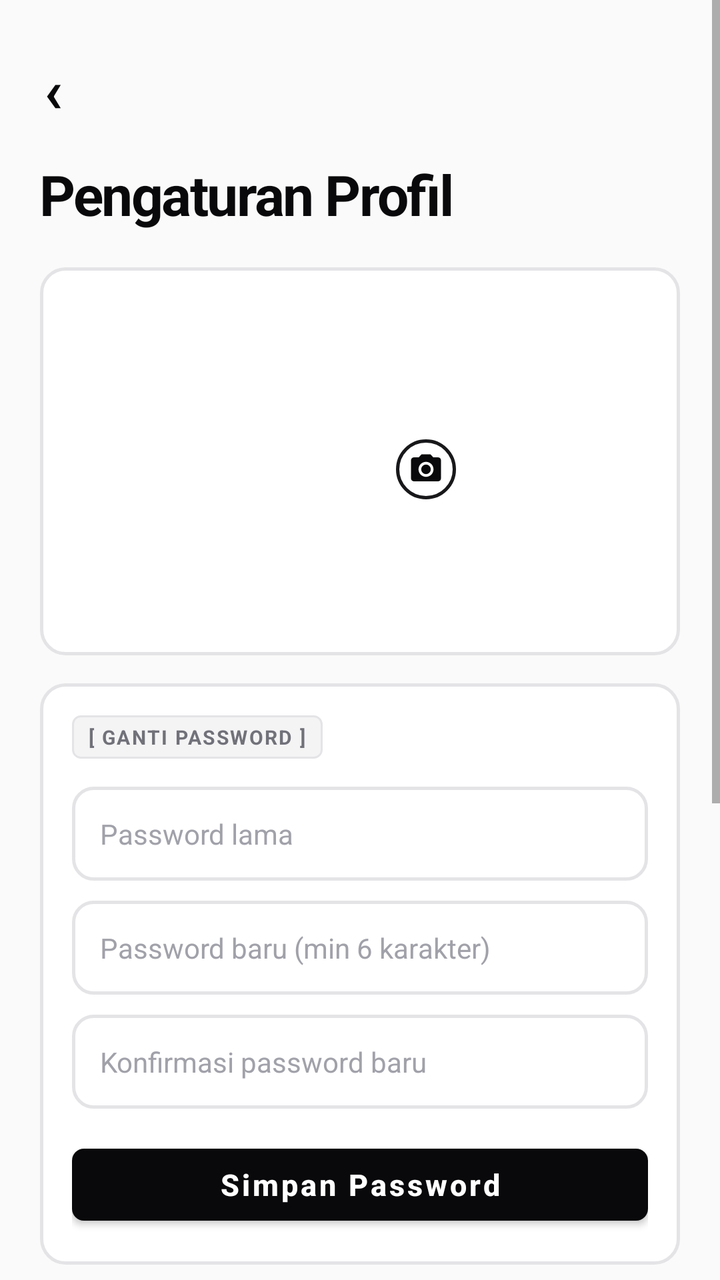
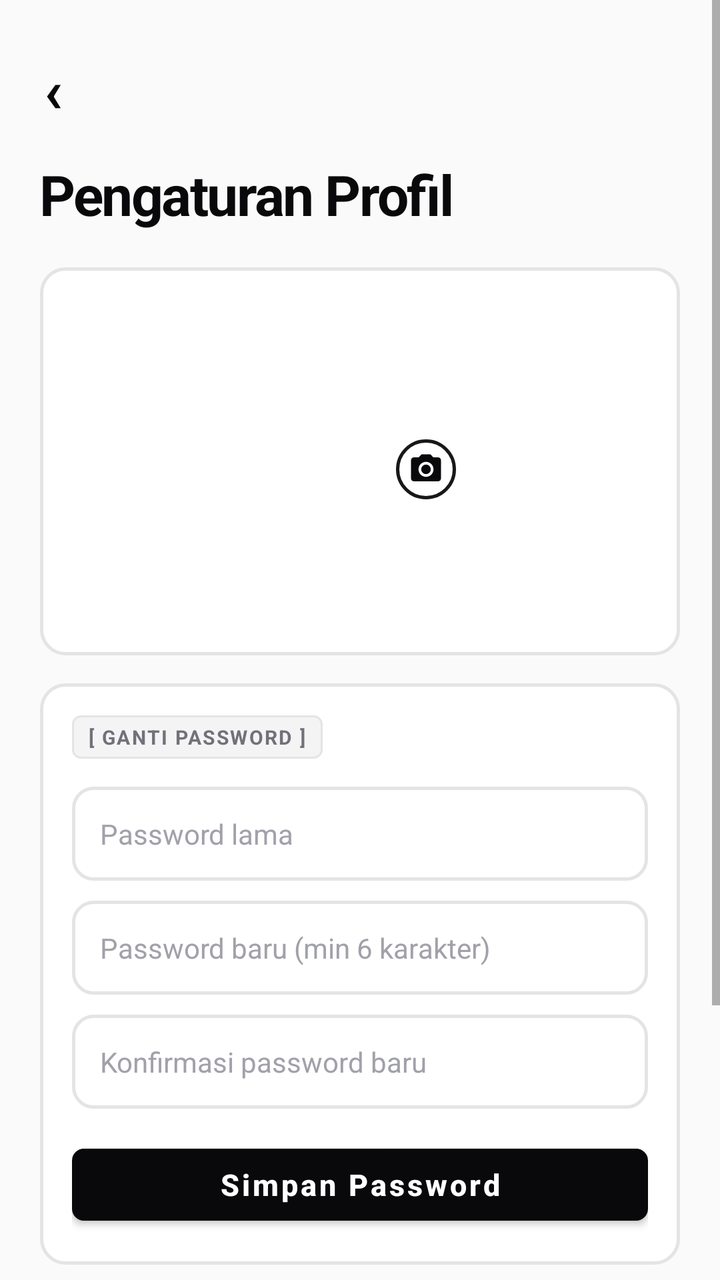

Screens rendered from an Android XML layout before and after an edit, with the pre-edit source and the edit as a unified diff.
<!-- AndroidManifest.xml: application theme Theme.Absensi -->
<!-- res/layout/activity_profile_settings.xml -->
<?xml version="1.0" encoding="utf-8"?>
<androidx.constraintlayout.widget.ConstraintLayout xmlns:android="http://schemas.android.com/apk/res/android"
    xmlns:app="http://schemas.android.com/apk/res-auto"
    android:layout_width="match_parent"
    android:layout_height="match_parent"
    android:background="@color/bg_primary">

    <ScrollView
        android:layout_width="0dp"
        android:layout_height="0dp"
        app:layout_constraintBottom_toBottomOf="parent"
        app:layout_constraintEnd_toEndOf="parent"
        app:layout_constraintStart_toStartOf="parent"
        app:layout_constraintTop_toTopOf="parent">

        <LinearLayout
            android:layout_width="match_parent"
            android:layout_height="wrap_content"
            android:orientation="vertical"
            android:paddingStart="20dp"
            android:paddingTop="18dp"
            android:paddingEnd="20dp"
            android:paddingBottom="28dp">

            <include
                android:id="@+id/btnBack"
                layout="@layout/view_back_nav"
                android:layout_width="wrap_content"
                android:layout_height="wrap_content" />

            <TextView
                android:layout_width="wrap_content"
                android:layout_height="wrap_content"
                android:layout_marginTop="8dp"
                android:letterSpacing="-0.03"
                android:text="@string/title_settings"
                android:textColor="@color/text_primary"
                android:textSize="28sp"
                android:textStyle="bold" />

            <LinearLayout
                android:layout_width="match_parent"
                android:layout_height="wrap_content"
                android:layout_marginTop="18dp"
                android:background="@drawable/bg_hero_card"
                android:gravity="center_vertical"
                android:orientation="vertical"
                android:padding="20dp">

                <FrameLayout
                    android:id="@+id/flAvatar"
                    android:layout_width="96dp"
                    android:layout_height="96dp"
                    android:layout_gravity="center_horizontal"
                    android:clickable="true"
                    android:foreground="?attr/selectableItemBackgroundBorderless"
                    android:clipToOutline="true">

                    <ImageView
                        android:id="@+id/ivAvatar"
                        android:layout_width="match_parent"
                        android:layout_height="match_parent"
                        android:contentDescription="@string/cd_photo"
                        android:scaleType="centerCrop" />

                    <TextView
                        android:id="@+id/tvAvatarInitial"
                        android:layout_width="match_parent"
                        android:layout_height="match_parent"
                        android:gravity="center"
                        android:textColor="@color/surface"
                        android:textSize="34sp"
                        android:textStyle="bold"
                        android:visibility="gone" />

                    <ImageView
                        android:id="@+id/ivCameraBadge"
                        android:layout_width="30dp"
                        android:layout_height="30dp"
                        android:layout_gravity="bottom|end"
                        android:background="@drawable/bg_camera_badge"
                        android:contentDescription="@string/cd_change_photo"
                        android:padding="6dp"
                        android:src="@drawable/ic_camera_badge"
                        android:tint="@color/accent" />
                </FrameLayout>

                <TextView
                    android:id="@+id/tvName"
                    android:layout_width="match_parent"
                    android:layout_height="wrap_content"
                    android:layout_marginTop="12dp"
                    android:gravity="center_horizontal"
                    android:textColor="@color/text_primary"
                    android:textSize="19sp"
                    android:textStyle="bold" />

                <TextView
                    android:id="@+id/tvEmpInfo"
                    android:layout_width="match_parent"
                    android:layout_height="wrap_content"
                    android:layout_marginTop="4dp"
                    android:gravity="center_horizontal"
                    android:textColor="@color/text_secondary"
                    android:textSize="12sp"
                    android:textStyle="bold" />
            </LinearLayout>

            <LinearLayout
                android:layout_width="match_parent"
                android:layout_height="wrap_content"
                android:layout_marginTop="14dp"
                android:background="@drawable/bg_hero_card"
                android:orientation="vertical"
                android:padding="16dp">

                <TextView
                    android:layout_width="wrap_content"
                    android:layout_height="wrap_content"
                    android:text="@string/tag_change_password"
                    android:background="@drawable/bg_tag_pill"
                    android:letterSpacing="0.08"
                    android:paddingStart="8dp"
                    android:paddingTop="4dp"
                    android:paddingEnd="8dp"
                    android:paddingBottom="4dp"
                    android:textColor="@color/text_secondary"
                    android:textSize="10sp"
                    android:textStyle="bold" />

                <EditText
                    android:id="@+id/etCurrentPassword"
                    android:layout_width="match_parent"
                    android:layout_height="wrap_content"
                    android:layout_marginTop="14dp"
                    android:background="@drawable/bg_search"
                    android:hint="@string/hint_password_old"
                    android:importantForAutofill="no"
                    android:inputType="textPassword"
                    android:padding="14dp"
                    android:textColor="@color/text_primary"
                    android:textColorHint="@color/text_tertiary"
                    android:textSize="14sp" />

                <EditText
                    android:id="@+id/etNewPassword"
                    android:layout_width="match_parent"
                    android:layout_height="wrap_content"
                    android:layout_marginTop="10dp"
                    android:background="@drawable/bg_search"
                    android:hint="@string/hint_password_new"
                    android:importantForAutofill="no"
                    android:inputType="textPassword"
                    android:padding="14dp"
                    android:textColor="@color/text_primary"
                    android:textColorHint="@color/text_tertiary"
                    android:textSize="14sp" />

                <EditText
                    android:id="@+id/etConfirmPassword"
                    android:layout_width="match_parent"
                    android:layout_height="wrap_content"
                    android:layout_marginTop="10dp"
                    android:background="@drawable/bg_search"
                    android:hint="@string/hint_password_confirm"
                    android:importantForAutofill="no"
                    android:inputType="textPassword"
                    android:padding="14dp"
                    android:textColor="@color/text_primary"
                    android:textColorHint="@color/text_tertiary"
                    android:textSize="14sp" />

                <TextView
                    android:id="@+id/tvPassMessage"
                    android:layout_width="match_parent"
                    android:layout_height="wrap_content"
                    android:layout_marginTop="8dp"
                    android:textColor="@color/danger"
                    android:textSize="12sp"
                    android:visibility="gone" />

                <com.google.android.material.button.MaterialButton
                    android:id="@+id/btnSavePassword"
                    android:layout_width="match_parent"
                    android:layout_height="48dp"
                    android:layout_marginTop="14dp"
                    android:text="@string/btn_save_password"
                    android:textAllCaps="false"
                    android:textSize="15sp"
                    android:textStyle="bold"
                    app:backgroundTint="@color/accent"
                    app:cornerRadius="6dp" />
            </LinearLayout>

            <LinearLayout
                android:layout_width="match_parent"
                android:layout_height="wrap_content"
                android:layout_marginTop="14dp"
                android:background="@drawable/bg_hero_card"
                android:orientation="vertical"
                android:padding="16dp">

                <TextView
                    android:layout_width="wrap_content"
                    android:layout_height="wrap_content"
                    android:text="@string/tag_server"
                    android:background="@drawable/bg_tag_pill"
                    android:letterSpacing="0.08"
                    android:paddingStart="8dp"
                    android:paddingTop="4dp"
                    android:paddingEnd="8dp"
                    android:paddingBottom="4dp"
                    android:textColor="@color/text_secondary"
                    android:textSize="10sp"
                    android:textStyle="bold" />

                <TextView
                    android:layout_width="match_parent"
                    android:layout_height="wrap_content"
                    android:layout_marginTop="12dp"
                    android:text="@string/label_server_url"
                    android:textColor="@color/text_secondary"
                    android:textSize="11sp"
                    android:textStyle="bold" />

                <EditText
                    android:id="@+id/etServerUrl"
                    android:layout_width="match_parent"
                    android:layout_height="wrap_content"
                    android:layout_marginTop="6dp"
                    android:autofillHints=""
                    android:background="@drawable/bg_search"
                    android:hint="@string/hint_server_url"
                    android:importantForAutofill="no"
                    android:inputType="textUri"
                    android:padding="14dp"
                    android:textColor="@color/text_primary"
                    android:textColorHint="@color/text_tertiary"
                    android:textSize="14sp" />

                <com.google.android.material.button.MaterialButton
                    android:id="@+id/btnSaveServer"
                    android:layout_width="match_parent"
                    android:layout_height="48dp"
                    android:layout_marginTop="10dp"
                    android:text="@string/btn_save_server"
                    android:textAllCaps="false"
                    android:textSize="15sp"
                    android:textStyle="bold"
                    app:backgroundTint="@color/accent"
                    app:cornerRadius="6dp" />
            </LinearLayout>

            <LinearLayout
                android:layout_width="match_parent"
                android:layout_height="wrap_content"
                android:layout_marginTop="14dp"
                android:background="@drawable/bg_hero_card"
                android:orientation="vertical"
                android:padding="16dp">

                <TextView
                    android:layout_width="wrap_content"
                    android:layout_height="wrap_content"
                    android:text="@string/tag_about_license"
                    android:background="@drawable/bg_tag_pill"
                    android:letterSpacing="0.08"
                    android:paddingStart="8dp"
                    android:paddingTop="4dp"
                    android:paddingEnd="8dp"
                    android:paddingBottom="4dp"
                    android:textColor="@color/text_secondary"
                    android:textSize="10sp"
                    android:textStyle="bold" />

                <TextView
                    android:id="@+id/tvAboutName"
                    android:layout_width="wrap_content"
                    android:layout_height="wrap_content"
                    android:layout_marginTop="12dp"
                    android:textColor="@color/text_primary"
                    android:textSize="15sp"
                    android:textStyle="bold" />

                <TextView
                    android:id="@+id/tvAboutCopyright"
                    android:layout_width="wrap_content"
                    android:layout_height="wrap_content"
                    android:layout_marginTop="2dp"
                    android:textColor="@color/text_secondary"
                    android:textSize="12sp" />

                <TextView
                    android:id="@+id/tvLicense"
                    android:layout_width="wrap_content"
                    android:layout_height="wrap_content"
                    android:layout_marginTop="10dp"
                    android:paddingTop="4dp"
                    android:paddingBottom="4dp"
                    android:text="Lisensi MIT  →"
                    android:textColor="@color/text_primary"
                    android:textSize="13sp"
                    android:textStyle="bold" />
            </LinearLayout>
        </LinearLayout>
    </ScrollView>
</androidx.constraintlayout.widget.ConstraintLayout>
<!-- res/layout/view_back_nav.xml (included above) -->
<?xml version="1.0" encoding="utf-8"?>
<TextView xmlns:android="http://schemas.android.com/apk/res/android"
    android:layout_width="wrap_content"
    android:layout_height="wrap_content"
    android:minHeight="40dp"
    android:gravity="center_vertical"
    android:paddingStart="2dp"
    android:paddingTop="6dp"
    android:paddingEnd="2dp"
    android:paddingBottom="6dp"
    android:text="‹"
    android:textColor="@color/text_primary"
    android:textSize="30sp"
    android:textStyle="bold" />
<!-- resources referenced by this layout -->
<resources>
  <color name="accent">#09090B</color>
  <color name="bg_primary">#FAFAFA</color>
  <color name="danger">#DC2626</color>
  <color name="surface">#FFFFFF</color>
  <color name="text_primary">#09090B</color>
  <color name="text_secondary">#71717A</color>
  <color name="text_tertiary">#A1A1AA</color>
  <!-- drawable bg_camera_badge (drawable) -->
  <?xml version="1.0" encoding="utf-8"?>
  <shape xmlns:android="http://schemas.android.com/apk/res/android"
      android:shape="oval">
      <solid android:color="@color/surface" />
      <stroke
          android:width="1.5dp"
          android:color="@color/border_dark" />
  </shape>
  <!-- drawable bg_hero_card (drawable) -->
  <?xml version="1.0" encoding="utf-8"?>
  <shape xmlns:android="http://schemas.android.com/apk/res/android"
      android:shape="rectangle">
      <solid android:color="@color/surface" />
      <corners android:radius="12dp" />
      <stroke android:width="1.5dp" android:color="@color/border_crisp" />
  </shape>
  <!-- drawable bg_search (drawable) -->
  <?xml version="1.0" encoding="utf-8"?>
  <shape xmlns:android="http://schemas.android.com/apk/res/android"
      android:shape="rectangle">
      <solid android:color="@color/search_bg" />
      <corners android:radius="10dp" />
      <stroke android:width="1.5dp" android:color="@color/search_stroke" />
  </shape>
  <!-- drawable bg_tag_pill (drawable) -->
  <?xml version="1.0" encoding="utf-8"?>
  <shape xmlns:android="http://schemas.android.com/apk/res/android"
      android:shape="rectangle">
      <solid android:color="@color/accent_light" />
      <corners android:radius="4dp" />
      <stroke android:width="1dp" android:color="@color/border_crisp" />
  </shape>
  <!-- drawable ic_camera_badge (drawable) -->
  <?xml version="1.0" encoding="utf-8"?>
  <vector xmlns:android="http://schemas.android.com/apk/res/android"
      android:width="24dp"
      android:height="24dp"
      android:viewportWidth="24"
      android:viewportHeight="24">
      <path
          android:fillColor="#FFFFFFFF"
          android:pathData="M12,15.2a3.2,3.2 0,1 0,0 -6.4a3.2,3.2 0,0 0,0 6.4z" />
      <path
          android:fillColor="#FFFFFFFF"
          android:pathData="M9,2L7.17,4H4c-1.1,0 -2,0.9 -2,2v12c0,1.1 0.9,2 2,2h16c1.1,0 2,-0.9 2,-2V6c0,-1.1 -0.9,-2 -2,-2h-3.17L15,2H9zM12,17c-2.76,0 -5,-2.24 -5,-5s2.24,-5 5,-5 5,2.24 5,5 -2.24,5 -5,5z" />
  </vector>
  <string name="btn_save_password">Simpan Password</string>
  <string name="btn_save_server">Simpan Alamat Server</string>
  <string name="cd_change_photo">Ganti Foto Profil</string>
  <string name="cd_photo">Foto Profil</string>
  <string name="hint_password_confirm">Konfirmasi password baru</string>
  <string name="hint_password_new">Password baru (min 6 karakter)</string>
  <string name="hint_password_old">Password lama</string>
  <string name="hint_server_url">http://192.168.1.37:9790</string>
  <string name="label_server_url">Alamat server (http://ip:port)</string>
  <string name="tag_about_license">[ TENTANG &amp; LISENSI ]</string>
  <string name="tag_change_password">[ GANTI PASSWORD ]</string>
  <string name="tag_server">[ KONEKSI SERVER ]</string>
  <string name="title_settings">Pengaturan Profil</string>
  <style name="Theme.Absensi" parent="Theme.MaterialComponents.DayNight.NoActionBar">
          <item name="android:windowBackground">@color/bg_primary</item>
          <item name="colorPrimary">@color/accent</item>
          <item name="colorPrimaryDark">@color/primary_dark</item>
          <item name="android:statusBarColor">@color/surface</item>
          <item name="android:windowLightStatusBar">true</item>
          <item name="colorAccent">@color/accent</item>
      </style>
  <color name="border_dark">#18181B</color>
  <color name="border_crisp">#E4E4E7</color>
  <color name="search_bg">#FFFFFF</color>
  <color name="search_stroke">#E4E4E7</color>
  <color name="accent_light">#F4F4F5</color>
  <color name="primary_dark">#09090B</color>
</resources>

<!-- the commit's change to res/layout/activity_profile_settings.xml (unified diff, before → after) -->
@@ -185,65 +185,6 @@
                     android:layout_height="48dp"
                     android:layout_marginTop="14dp"
                     android:text="@string/btn_save_password"
-                    android:textAllCaps="false"
-                    android:textSize="15sp"
-                    android:textStyle="bold"
-                    app:backgroundTint="@color/accent"
-                    app:cornerRadius="6dp" />
-            </LinearLayout>
-
-            <LinearLayout
-                android:layout_width="match_parent"
-                android:layout_height="wrap_content"
-                android:layout_marginTop="14dp"
-                android:background="@drawable/bg_hero_card"
-                android:orientation="vertical"
-                android:padding="16dp">
-
-                <TextView
-                    android:layout_width="wrap_content"
-                    android:layout_height="wrap_content"
-                    android:text="@string/tag_server"
-                    android:background="@drawable/bg_tag_pill"
-                    android:letterSpacing="0.08"
-                    android:paddingStart="8dp"
-                    android:paddingTop="4dp"
-                    android:paddingEnd="8dp"
-                    android:paddingBottom="4dp"
-                    android:textColor="@color/text_secondary"
-                    android:textSize="10sp"
-                    android:textStyle="bold" />
-
-                <TextView
-                    android:layout_width="match_parent"
-                    android:layout_height="wrap_content"
-                    android:layout_marginTop="12dp"
-                    android:text="@string/label_server_url"
-                    android:textColor="@color/text_secondary"
-                    android:textSize="11sp"
-                    android:textStyle="bold" />
-
-                <EditText
-                    android:id="@+id/etServerUrl"
-                    android:layout_width="match_parent"
-                    android:layout_height="wrap_content"
-                    android:layout_marginTop="6dp"
-                    android:autofillHints=""
-                    android:background="@drawable/bg_search"
-                    android:hint="@string/hint_server_url"
-                    android:importantForAutofill="no"
-                    android:inputType="textUri"
-                    android:padding="14dp"
-                    android:textColor="@color/text_primary"
-                    android:textColorHint="@color/text_tertiary"
-                    android:textSize="14sp" />
-
-                <com.google.android.material.button.MaterialButton
-                    android:id="@+id/btnSaveServer"
-                    android:layout_width="match_parent"
-                    android:layout_height="48dp"
-                    android:layout_marginTop="10dp"
-                    android:text="@string/btn_save_server"
                     android:textAllCaps="false"
                     android:textSize="15sp"
                     android:textStyle="bold"
<!-- resource entries referenced after the edit -->
@@ -55,17 +55,13 @@
           android:pathData="M9,2L7.17,4H4c-1.1,0 -2,0.9 -2,2v12c0,1.1 0.9,2 2,2h16c1.1,0 2,-0.9 2,-2V6c0,-1.1 -0.9,-2 -2,-2h-3.17L15,2H9zM12,17c-2.76,0 -5,-2.24 -5,-5s2.24,-5 5,-5 5,2.24 5,5 -2.24,5 -5,5z" />
   </vector>
   <string name="btn_save_password">Simpan Password</string>
-  <string name="btn_save_server">Simpan Alamat Server</string>
   <string name="cd_change_photo">Ganti Foto Profil</string>
   <string name="cd_photo">Foto Profil</string>
   <string name="hint_password_confirm">Konfirmasi password baru</string>
   <string name="hint_password_new">Password baru (min 6 karakter)</string>
   <string name="hint_password_old">Password lama</string>
-  <string name="hint_server_url">http://192.168.1.37:9790</string>
-  <string name="label_server_url">Alamat server (http://ip:port)</string>
   <string name="tag_about_license">[ TENTANG &amp; LISENSI ]</string>
   <string name="tag_change_password">[ GANTI PASSWORD ]</string>
-  <string name="tag_server">[ KONEKSI SERVER ]</string>
   <string name="title_settings">Pengaturan Profil</string>
   <style name="Theme.Absensi" parent="Theme.MaterialComponents.DayNight.NoActionBar">
           <item name="android:windowBackground">@color/bg_primary</item>
